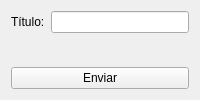
Old version of the form Prueba tp/form_organigrama.ui in the repository stel0/TP-PYTHON.
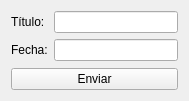
New version of the form.

Commit message: form para crear organigrama y form para crear dependencia funcionando

Diff of the .ui file:
```diff
--- a/Prueba tp/form_organigrama.ui
+++ b/Prueba tp/form_organigrama.ui
@@ -2,6 +2,14 @@
 <ui version="4.0">
   <class>FormOrganigrama</class>
   <widget class="QWidget" name="FormOrganigrama">
+  <property name="geometry">
+   <rect>
+    <x>0</x>
+    <y>0</y>
+    <width>189</width>
+    <height>101</height>
+   </rect>
+  </property>
     <property name="windowTitle">
       <string>Formulario Organigrama</string>
     </property>
@@ -18,6 +26,16 @@
           <item row="0" column="1">
             <widget class="QLineEdit" name="titulo_lineEdit"/>
           </item>
+     <item row="1" column="0">
+      <widget class="QLabel" name="label">
+       <property name="text">
+        <string>Fecha:</string>
+       </property>
+      </widget>
+     </item>
+     <item row="1" column="1">
+      <widget class="QLineEdit" name="fecha_lineEdit"/>
+     </item>
         </layout>
       </item>
       <item>
```
Lines whose indentation alone changed are shown as unchanged. The commit also changes 16 other files.
